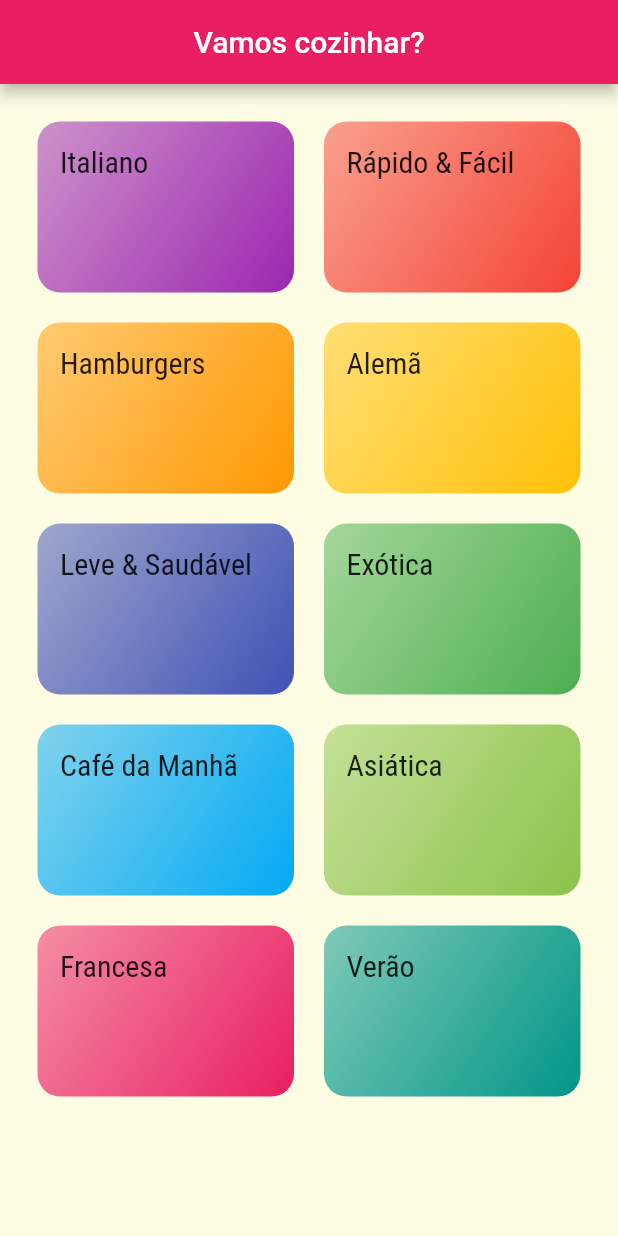
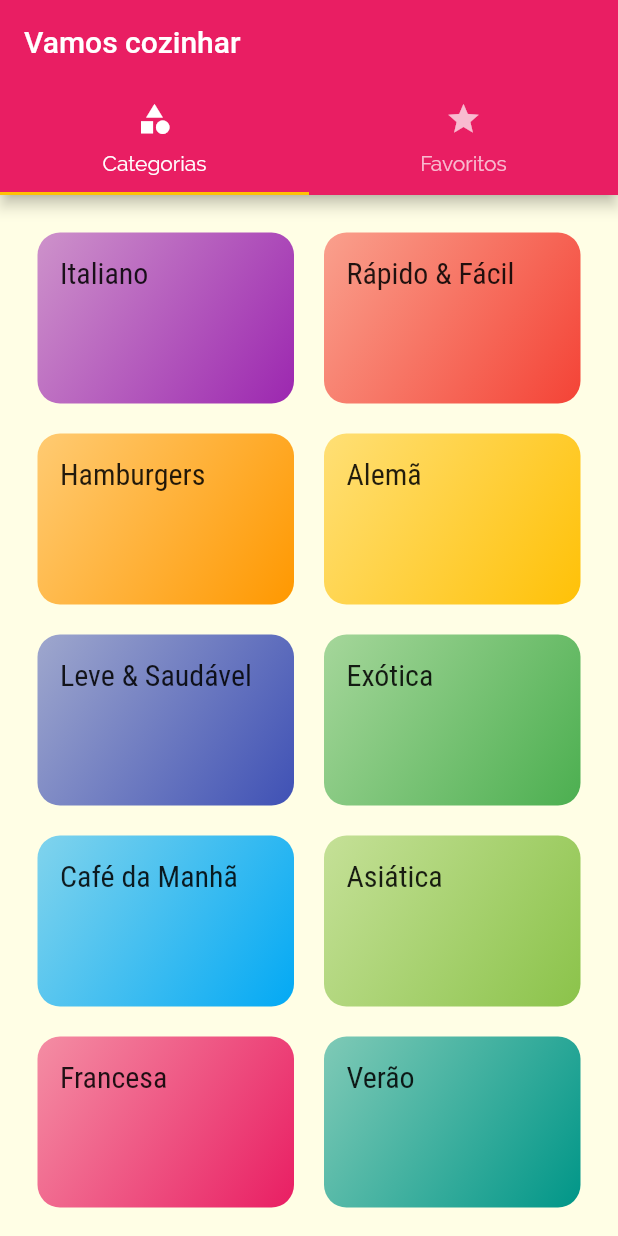
Before and after one commit to LuizFernandesOliveira/flutter_app_meals, a Flutter app: the screen it shows after launch, on a phone screen of 412 x 824 dp. Run offline on Flutter 3.47's test engine with Material 2 defaults, Android fonts, the light colour scheme and no system bars.

Commit message:
feat: using navigator

```diff
--- a/lib/main.dart
+++ b/lib/main.dart
@@ -3,6 +3,7 @@
 import 'screens/category_list_screen.dart';
 import 'screens/meal_list_screen.dart';
 import 'utils/app_routes.dart';
+import 'screens/tabs_screen.dart';
 
 void main() => runApp(MyApp());
 
@@ -23,7 +24,7 @@
               ),
           canvasColor: const Color.fromRGBO(255, 254, 229, 1)),
       routes: {
-        AppRoutes.HOME: (ctx) => CategoryListScreen(),
+        AppRoutes.HOME: (ctx) => TabsScreen(),
         AppRoutes.MEALS: (ctx) => MealListScreen(),
         AppRoutes.MEALS_DETAIL: (ctx) => MealDetailScreen(),
       },
--- a/lib/screens/category_list_screen.dart
+++ b/lib/screens/category_list_screen.dart
@@ -4,13 +4,10 @@
 
 class CategoryListScreen extends StatelessWidget {
   final String title = 'Vamos cozinhar?';
+
   @override
   Widget build(BuildContext context) {
-    return Scaffold(
-      appBar: AppBar(
-        title: Center(child: Text(title)),
-      ),
-      body: GridView(
+    return GridView(
       padding: const EdgeInsets.all(25),
       gridDelegate: const SliverGridDelegateWithMaxCrossAxisExtent(
           maxCrossAxisExtent: 200,
@@ -20,7 +17,6 @@
       children: dummyCategories.map((category) {
         return CategoryItem(category: category);
       }).toList(),
-      ),
     );
   }
 }
--- /dev/null
+++ b/lib/screens/favority_screen.dart
@@ -0,0 +1,10 @@
+import 'package:flutter/material.dart';
+
+class FavorityScreen extends StatelessWidget {
+  @override
+  Widget build(BuildContext context) {
+    return Center(
+      child: Text('Minhas Refeições Favoritas'),
+    );
+  }
+}
--- /dev/null
+++ b/lib/screens/tabs_screen.dart
@@ -0,0 +1,36 @@
+import 'package:flutter/material.dart';
+
+import 'category_list_screen.dart';
+import 'favority_screen.dart';
+
+class TabsScreen extends StatelessWidget {
+  @override
+  Widget build(BuildContext context) {
+    return DefaultTabController(
+      length: 2,
+      child: Scaffold(
+        appBar: AppBar(
+          title: Text('Vamos cozinhar'),
+          bottom: TabBar(
+            tabs: [
+              Tab(
+                icon: Icon(Icons.category),
+                text: 'Categorias',
+              ),
+              Tab(
+                icon: Icon(Icons.star),
+                text: 'Favoritos',
+              ),
+            ],
+          ),
+        ),
+        body: TabBarView(
+          children: [
+            CategoryListScreen(),
+            FavorityScreen(),
+          ],
+        ),
+      ),
+    );
+  }
+}
```
Lines whose indentation alone changed are shown as unchanged.
